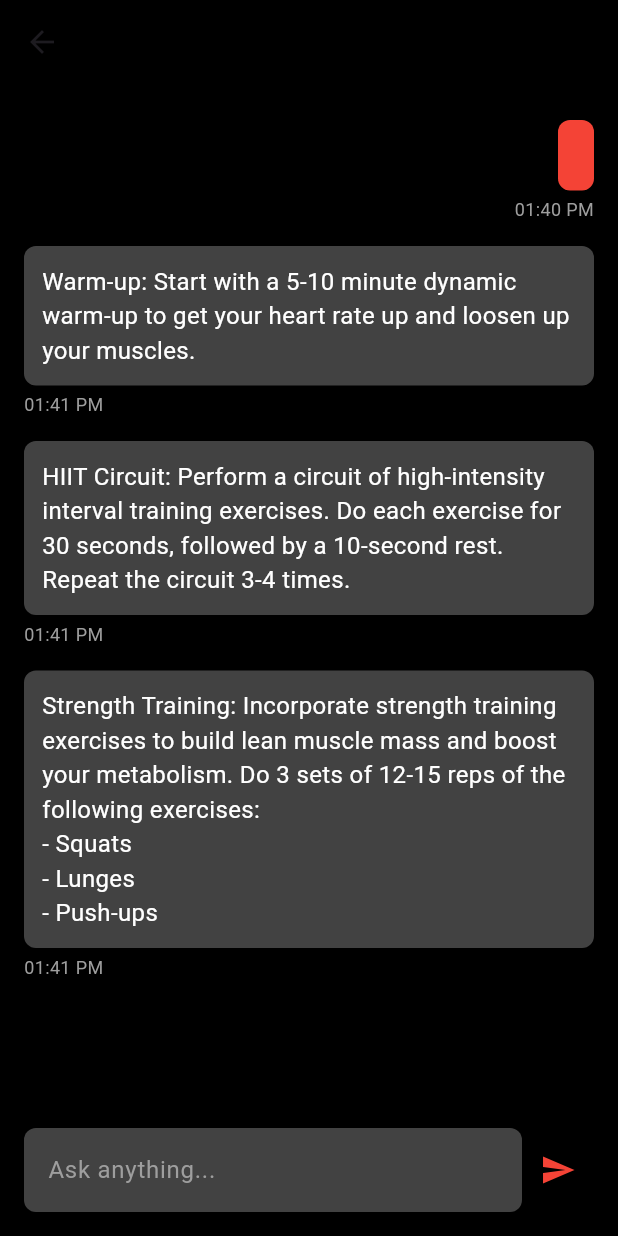
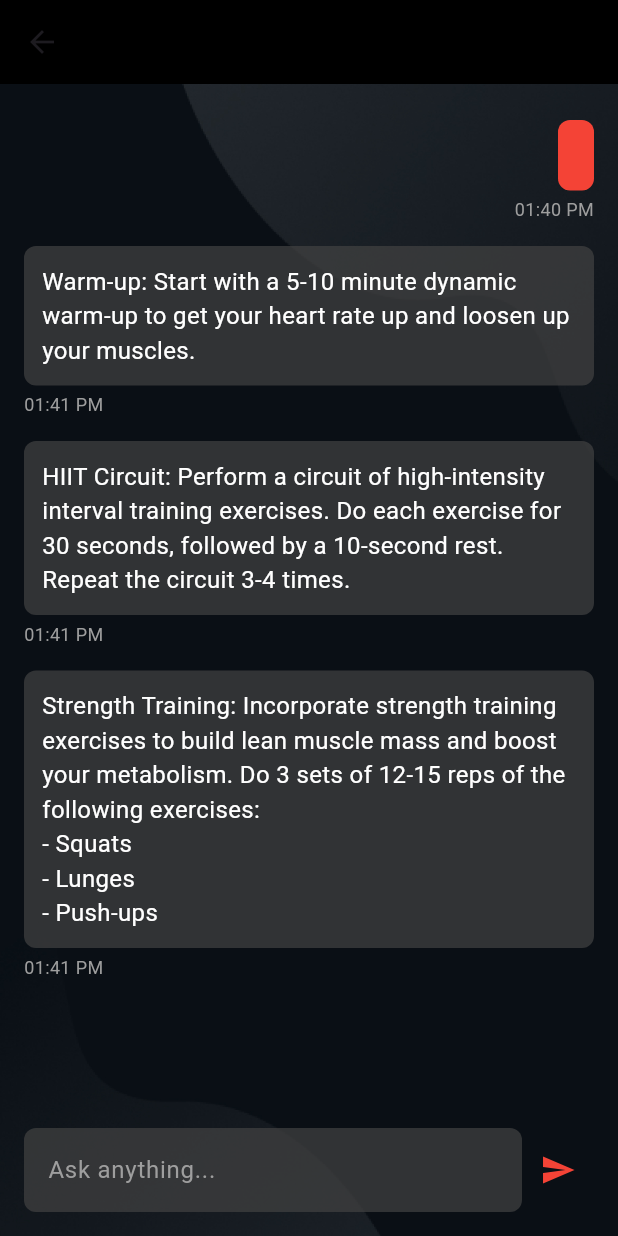
Before and after one commit to KH4rl4MOV/Blaze, a Flutter app: the ChatScreen screen opened directly with empty values, on a phone screen of 412 x 824 dp. Run offline on Flutter 3.47's test engine with Material 3 defaults, Android fonts, the phone set to English and light mode, and no system bars; our stand-ins replace shared_preferences; accounts and stored records are empty; network calls fail.

```diff
--- a/lib/screen/chat_screen.dart
+++ b/lib/screen/chat_screen.dart
@@ -1,4 +1,6 @@
 import 'package:flutter/material.dart';
+import 'package:provider/provider.dart';
+import '../theme_provider.dart';
 
 class ChatScreen extends StatelessWidget {
   final String workoutTitle;
@@ -7,6 +9,8 @@ class ChatScreen extends StatelessWidget {
 
   @override
   Widget build(BuildContext context) {
+    return Consumer<ThemeProvider>(
+      builder: (context, themeProvider, child) {
         return Scaffold(
           backgroundColor: Colors.black,
           appBar: AppBar(
@@ -20,7 +24,14 @@ class ChatScreen extends StatelessWidget {
             ),
             title: Text(workoutTitle),
           ),
-      body: Column(
+          body: Container(
+            decoration: BoxDecoration(
+              image: DecorationImage(
+                image: AssetImage(themeProvider.getBackgroundImage()),
+                fit: BoxFit.cover,
+              ),
+            ),
+            child: Column(
               children: [
                 Expanded(
                   child: ListView(
@@ -44,7 +55,7 @@ class ChatScreen extends StatelessWidget {
                             hintText: 'Ask anything...',
                             hintStyle: TextStyle(color: Colors.grey),
                             filled: true,
-                      fillColor: Colors.grey[800],
+                            fillColor: Colors.grey[800]?.withOpacity(0.7),
                             border: OutlineInputBorder(
                               borderRadius: BorderRadius.circular(8.0),
                               borderSide: BorderSide.none,
@@ -63,6 +74,9 @@ class ChatScreen extends StatelessWidget {
                 ),
               ],
             ),
+          ),
+        );
+      },
     );
   }
 
@@ -77,7 +91,7 @@ class ChatScreen extends StatelessWidget {
             Container(
               padding: EdgeInsets.all(12.0),
               decoration: BoxDecoration(
-                color: sender == 'You' ? Colors.red : Colors.grey[800],
+                color: sender == 'You' ? Colors.red : Colors.grey[800]?.withOpacity(0.7),
                 borderRadius: BorderRadius.circular(8.0),
               ),
               child: Text(
```
Also changed, not shown: lib/screen/add_entry_screen.dart (+14 -2 lines), lib/screen/add_goal_screen.dart (+14 -2 lines). Lines whose indentation alone changed are shown as unchanged.
